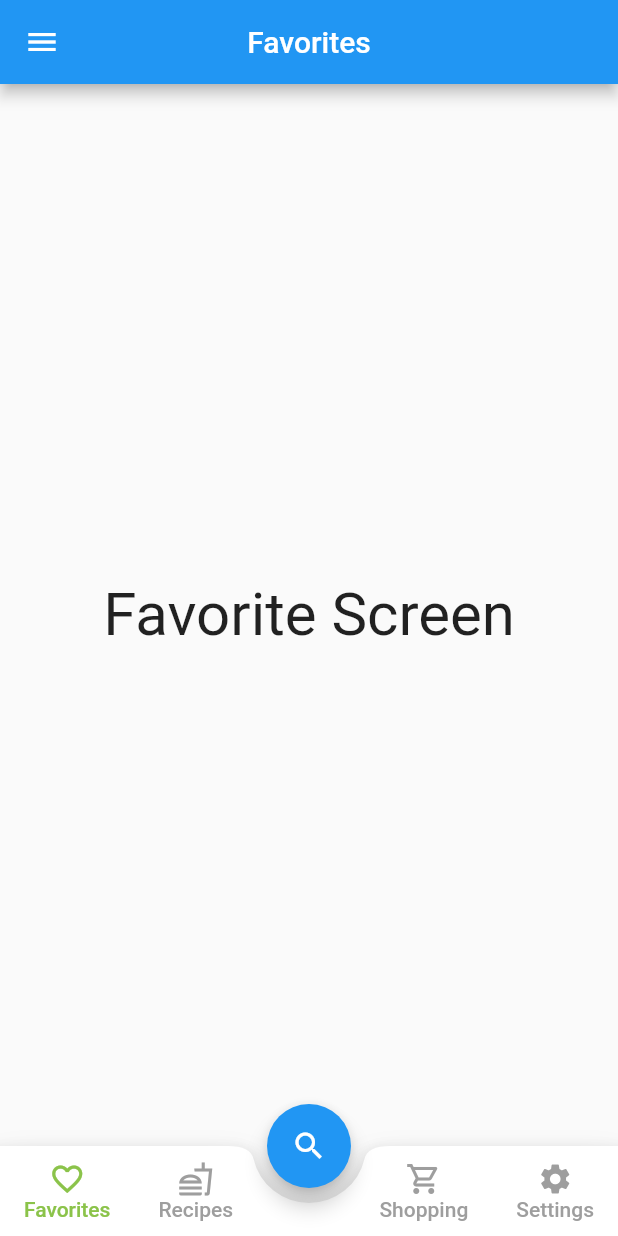
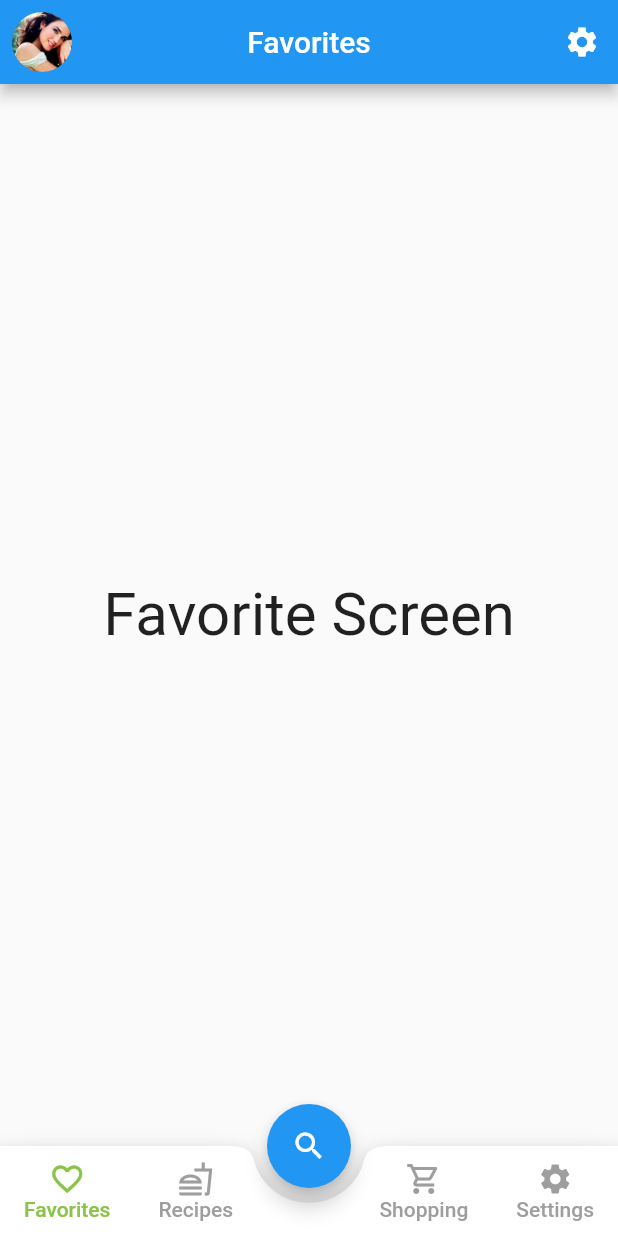
Before and after one commit to RumiAust/User-Centric-Design, a Flutter app: the screen it shows after launch, on a phone screen of 412 x 824 dp. Run offline on Flutter 3.47's test engine with Material 2 defaults, Android fonts, the phone set to English and light mode, and no system bars; our stand-ins replace flutter_spinkit.

Commit message:
app bar refactored

```diff
--- a/lib/tabs/Favorites.dart
+++ b/lib/tabs/Favorites.dart
@@ -10,24 +10,46 @@ class _FavouritesState extends State<Favourites> {
   @override
   Widget build(BuildContext context) {
     return Scaffold(
-      appBar: AppBar(title: const Text('Favorites'),centerTitle: true,),
+      appBar: AppBar(
+        actions: <Widget>[
+          IconButton(
+            icon: Icon(
+              Icons.settings,
+              color: Colors.white,
+            ),
+            onPressed: () {
+              // do something
+            },
+          )
+        ],
+        leading: Padding(
+          padding: const EdgeInsets.all(8.0),
+          child: CircleAvatar(
+            radius: 100,
+              backgroundImage:AssetImage('assets/Jennifer_Connelly.jpg'),
+        ),
+        ),
+        title: const Text('Favorites'),
+        centerTitle: true,
+      ),
+
 
 
       body: const Center(
         child: Text('Favorite Screen', style: TextStyle(fontSize: 40),),
       ),
-      drawer: Drawer(
-        child: SingleChildScrollView(
-          child: Container(
-            child: Column(
-              children: [
-                MyDrawerHeader(),
-                MyDrawerList(),
-              ],
-            ),
-          ),
-        ),
-      ),
+      // drawer: Drawer(
+      //   child: SingleChildScrollView(
+      //     child: Container(
+      //       child: Column(
+      //         children: [
+      //           MyDrawerHeader(),
+      //           MyDrawerList(),
+      //         ],
+      //       ),
+      //     ),
+      //   ),
+      // ),
     );
   }
   Widget MyDrawerList() {
```
